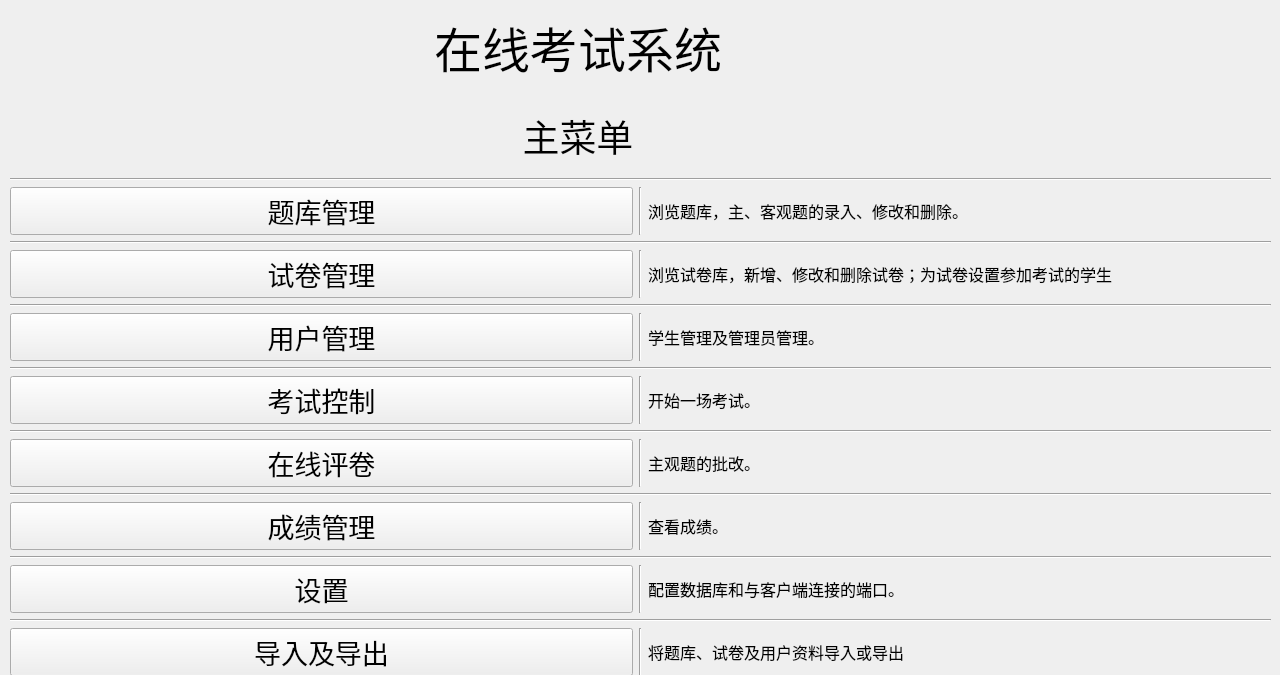
This is server/MainMenuUI.ui in AlanForeverAi/Exams as Qt 5 draws it before an edit. The edited form follows.
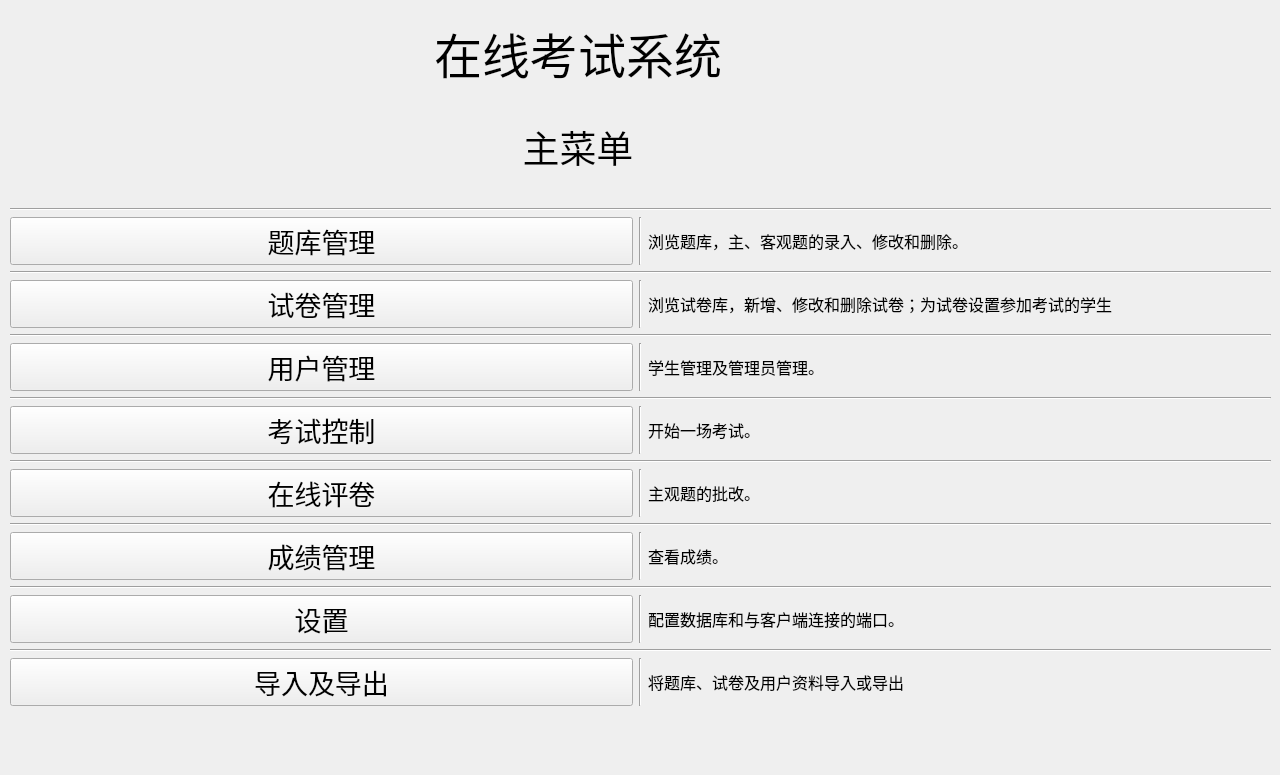
This is the edited form. Icons and pictures are not drawn.

Patch:
```diff
--- a/server/MainMenuUI.ui
+++ b/server/MainMenuUI.ui
@@ -7,19 +7,19 @@
     <x>0</x>
     <y>0</y>
     <width>1280</width>
-    <height>675</height>
+    <height>775</height>
    </rect>
   </property>
   <property name="minimumSize">
    <size>
     <width>1280</width>
-    <height>675</height>
+    <height>775</height>
    </size>
   </property>
   <property name="maximumSize">
    <size>
     <width>1280</width>
-    <height>675</height>
+    <height>775</height>
    </size>
   </property>
   <property name="font">
@@ -31,13 +31,13 @@
   <property name="windowTitle">
    <string>MainMenu</string>
   </property>
-  <widget class="QWidget" name="">
+  <widget class="QWidget" name="layoutWidget">
    <property name="geometry">
     <rect>
      <x>10</x>
      <y>12</y>
      <width>1261</width>
-     <height>664</height>
+     <height>694</height>
     </rect>
    </property>
    <layout class="QVBoxLayout" name="verticalLayout_3">
```
